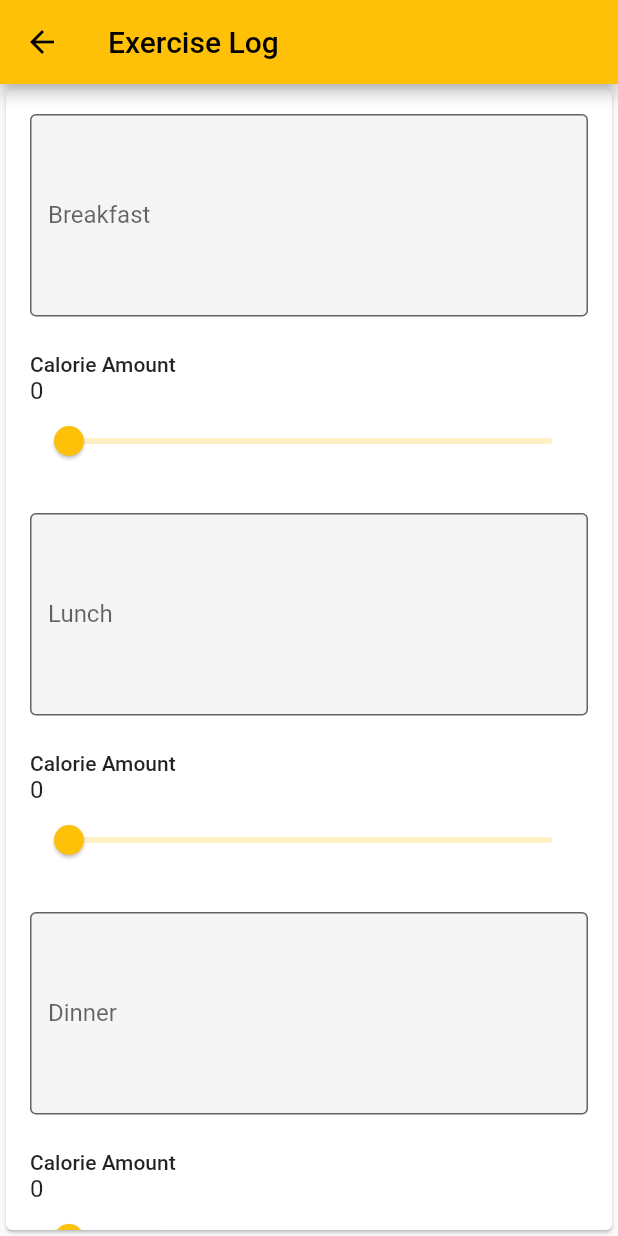
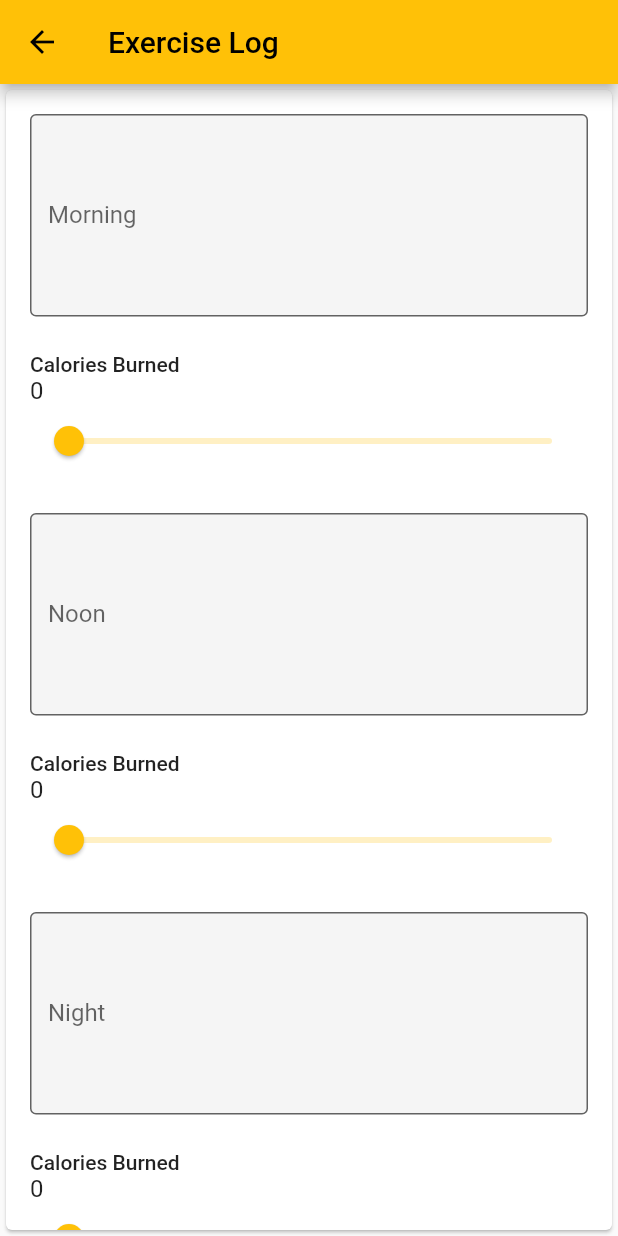
Before and after one commit to SKTDeveloper99/calorie_app_danika, a Flutter app: the ExercisesLogPage screen opened directly with empty values, on a phone screen of 412 x 824 dp. Run offline on Flutter 3.47's test engine with Material 2 defaults, Android fonts, the light colour scheme and no system bars; our stand-ins replace firebase_auth, firebase_core, firebase_database, firebase_messaging, firebase_storage, flutter_signin_button and 3 more; accounts and stored records are empty; network calls fail.

Commit message:
Update simple form

```diff
--- a/lib/exercises_log.dart
+++ b/lib/exercises_log.dart
@@ -69,8 +69,8 @@ class _ExercisesLogPageState extends State<ExercisesLogPage> {
                           decoration: const InputDecoration(
                             border: OutlineInputBorder(),
                             filled: true,
-                            hintText: 'Enter what you ate for breakfast...',
-                            labelText: 'Breakfast',
+                            hintText: 'Enter your morning exercise...',
+                            labelText: 'Morning',
                           ),
                           onChanged: (value) {
                             morningExercises = value;
@@ -85,7 +85,7 @@ class _ExercisesLogPageState extends State<ExercisesLogPage> {
                               mainAxisAlignment: MainAxisAlignment.spaceBetween,
                               children: [
                                 Text(
-                                  'Calorie Amount',
+                                  'Calories Burned',
                                   style: Theme.of(context).textTheme.bodyLarge,
                                 ),
                               ],
@@ -113,8 +113,8 @@ class _ExercisesLogPageState extends State<ExercisesLogPage> {
                           decoration: const InputDecoration(
                             border: OutlineInputBorder(),
                             filled: true,
-                            hintText: 'Enter what you ate for lunch...',
-                            labelText: 'Lunch',
+                            hintText: 'Enter your noon exercise...',
+                            labelText: 'Noon',
                           ),
                           onChanged: (value) {
                             noonExercises = value;
@@ -129,7 +129,7 @@ class _ExercisesLogPageState extends State<ExercisesLogPage> {
                               mainAxisAlignment: MainAxisAlignment.spaceBetween,
                               children: [
                                 Text(
-                                  'Calorie Amount',
+                                  'Calories Burned',
                                   style: Theme.of(context).textTheme.bodyLarge,
                                 ),
                               ],
@@ -157,8 +157,8 @@ class _ExercisesLogPageState extends State<ExercisesLogPage> {
                           decoration: const InputDecoration(
                             border: OutlineInputBorder(),
                             filled: true,
-                            hintText: 'Enter what you ate for dinner...',
-                            labelText: 'Dinner',
+                            hintText: 'Enter your night exercise...',
+                            labelText: 'Night',
                           ),
                           onChanged: (value) {
                             nightExercises = value;
@@ -173,7 +173,7 @@ class _ExercisesLogPageState extends State<ExercisesLogPage> {
                               mainAxisAlignment: MainAxisAlignment.spaceBetween,
                               children: [
                                 Text(
-                                  'Calorie Amount',
+                                  'Calories Burned',
                                   style: Theme.of(context).textTheme.bodyLarge,
                                 ),
                               ],
@@ -222,7 +222,7 @@ class _ExercisesLogPageState extends State<ExercisesLogPage> {
                                 ),
                               );
                             },
-                            child: const Text('Your Exercises Results')
+                            child: const Text('Log Your Exercise Results')
                         )
                       ].expand(
                             (widget) => [
--- a/lib/form_widgets.dart
+++ b/lib/form_widgets.dart
@@ -640,7 +640,7 @@ class _FormWidgetsDemoState extends State<FormWidgetsDemo> {
                                 ),
                               );
                             },
-                            child: const Text('Log Your Exercises Results')
+                            child: const Text('Log Your Health Results')
                         )
                       ].expand(
                             (widget) => [
--- a/pubspec.yaml
+++ b/pubspec.yaml
@@ -24,6 +24,7 @@ dependencies:
   intl: ^0.18.1
   firebase_storage: ^11.2.5
   image_picker: ^1.0.2
+  google_fonts: ^5.1.0
 
 dev_dependencies:
   flutter_test:
```
Also changed, not shown: lib/health_result_page.dart (+94 -15 lines), lib/specific_day.dart (+7 -1 lines), pubspec.lock.
